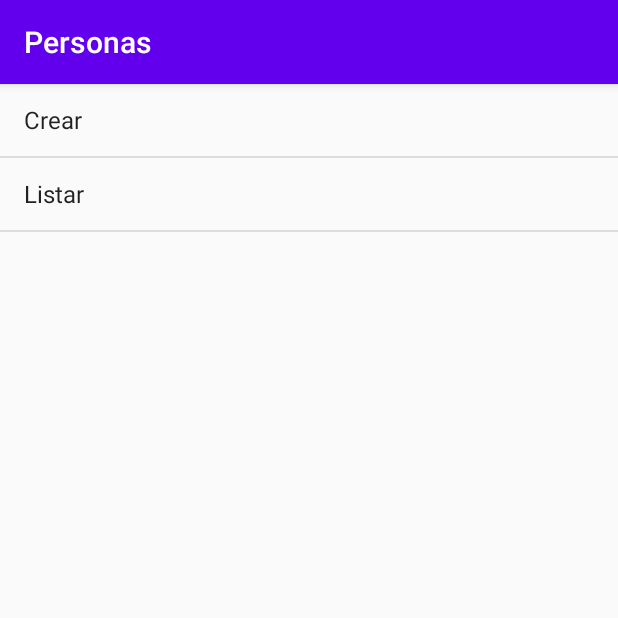
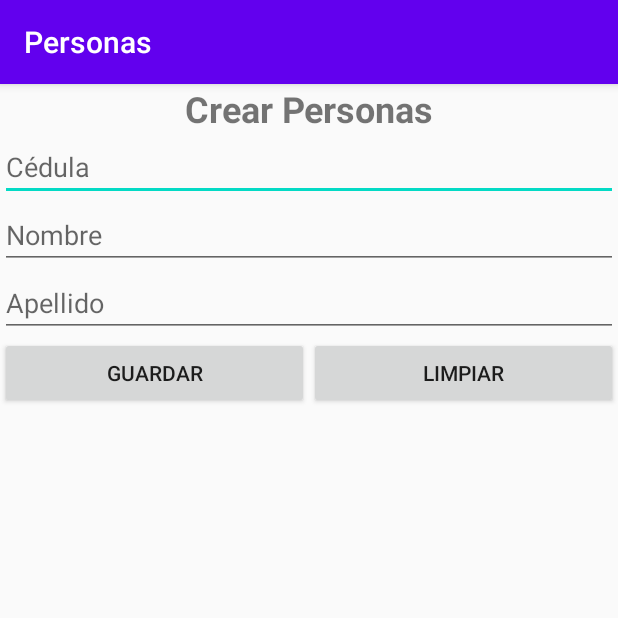
Before and after one commit to arnobisms/Personas_Unimag, an Android app: the screen it shows after launch (MainActivity before the commit, CrearPersonas after it), after a tap on "Crear", on a phone screen of 412 x 824 dp, the top half of it. Run offline under Robolectric (Android 15) with nearby library versions, the phone set to English and light mode, and no system bars.

Commit message:
Clase Persona, Datos, y Crear Persona terminado

```diff
--- /dev/null
+++ b/app/src/main/res/layout/activity_crear_personas.xml
@@ -0,0 +1,62 @@
+<?xml version="1.0" encoding="utf-8"?>
+<LinearLayout xmlns:android="http://schemas.android.com/apk/res/android"
+    xmlns:app="http://schemas.android.com/apk/res-auto"
+    xmlns:tools="http://schemas.android.com/tools"
+    android:layout_width="match_parent"
+    android:layout_height="match_parent"
+    android:orientation="vertical"
+    tools:context=".CrearPersonas">
+
+    <TextView
+        android:id="@+id/lblTitulo"
+        android:layout_width="match_parent"
+        android:layout_height="wrap_content"
+        android:gravity="center_horizontal"
+        android:text="@string/titulo"
+        android:textSize="24sp"
+        android:textStyle="bold" />
+
+    <EditText
+        android:id="@+id/txtCedula"
+        android:layout_width="match_parent"
+        android:layout_height="wrap_content"
+        android:ems="10"
+        android:hint="@string/cedula"
+        android:inputType="textPersonName" />
+
+    <EditText
+        android:id="@+id/txtNombre"
+        android:layout_width="match_parent"
+        android:layout_height="wrap_content"
+        android:ems="10"
+        android:hint="@string/nombre"
+        android:inputType="textPersonName" />
+
+    <EditText
+        android:id="@+id/txtApellido"
+        android:layout_width="match_parent"
+        android:layout_height="wrap_content"
+        android:ems="10"
+        android:hint="@string/apellido"
+        android:inputType="textPersonName" />
+
+    <LinearLayout
+        android:layout_width="match_parent"
+        android:layout_height="match_parent"
+        android:orientation="horizontal">
+
+        <Button
+            android:id="@+id/btnGuardar"
+            android:layout_width="wrap_content"
+            android:layout_height="wrap_content"
+            android:layout_weight="1"
+            android:text="@string/guardar" />
+
+        <Button
+            android:id="@+id/btnLimpiar"
+            android:layout_width="wrap_content"
+            android:layout_height="wrap_content"
+            android:layout_weight="1"
+            android:text="@string/limpiar" />
+    </LinearLayout>
+</LinearLayout>
--- a/app/src/main/res/values/strings.xml
+++ b/app/src/main/res/values/strings.xml
@@ -12,4 +12,8 @@
         <item>@string/opcion_crear</item>
         <item>@string/opcion_listar</item>
     </string-array>
+
+    <string name="error_cedula">Digite la Cédula</string>
+    <string name="error_nombre">Digite el nombre</string>
+    <string name="error_apellido">Digite el apellido</string>
 </resources>
```
Also changed, not shown: app/src/main/java/com/example/segundoproyecto/CrearPersonas.java (added, +61 -0 lines), app/src/main/java/com/example/segundoproyecto/Datos.java (added, +16 -0 lines), app/src/main/java/com/example/segundoproyecto/ListarPersonas.java (added, +14 -0 lines), app/src/main/java/com/example/segundoproyecto/Persona.java (added, +43 -0 lines), app/src/main/res/layout/activity_listar_personas.xml (added, +9 -0 lines), 1 other file.
